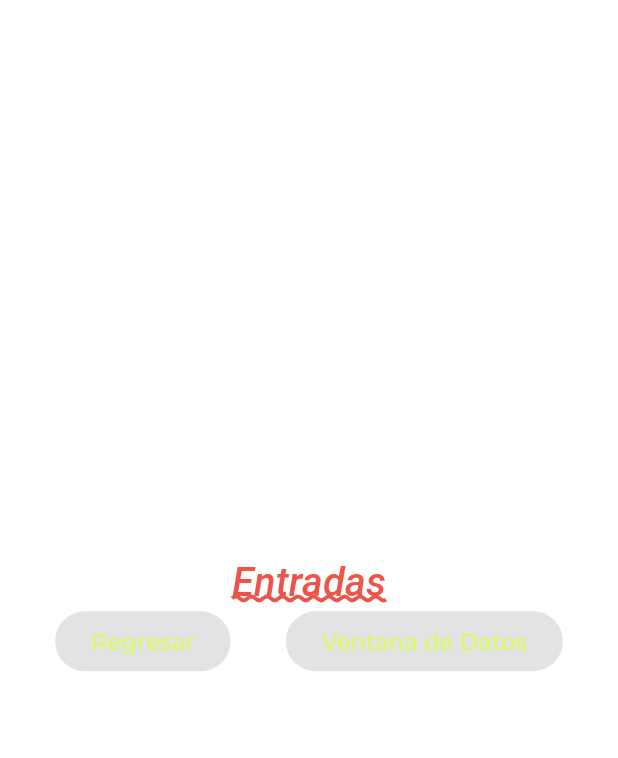
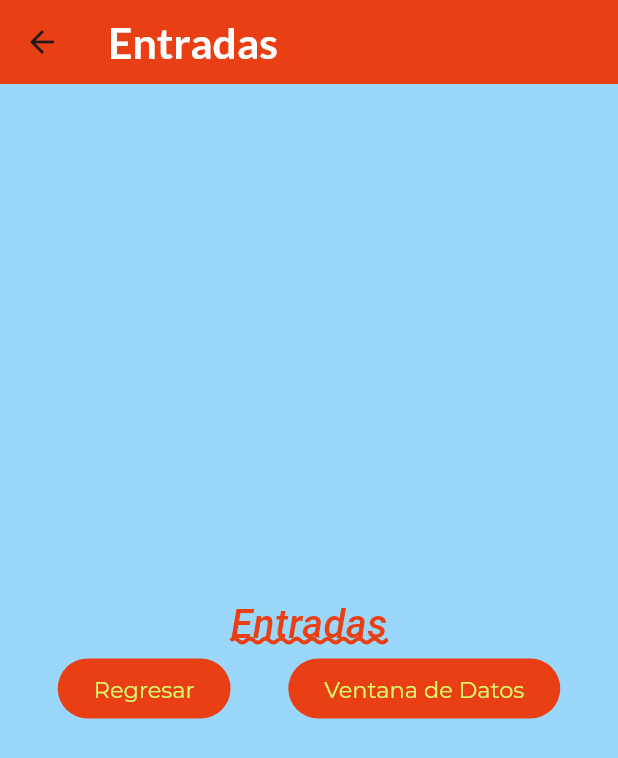
Before and after one commit to jersain28/componentes_flutter, a Flutter app: the screen it shows after launch, after a tap on "Entradas", on a phone screen of 412 x 824 dp. Shown: the top 758 px of the screen. Run offline on Flutter 3.47's test engine with Material 3 defaults, Android fonts, the phone set to English and light mode, and no system bars; our stand-ins replace google_fonts; Roboto replaces fonts that are missing (Acme).

Commit message:
Changing the AppTheme

```diff
--- a/lib/screens/home_screen.dart
+++ b/lib/screens/home_screen.dart
@@ -19,13 +19,19 @@ class HomeScreen extends StatelessWidget {
               'Entradas',
               //style: Theme.of(context).textTheme.headlineLarge
               style: AppTheme.lightTheme.textTheme.headlineLarge,
-              ),
+            ),
             subtitle: Text(
               'Introduciendo valores',
                style: AppTheme.lightTheme.textTheme.bodySmall,
-               ),
-            leading: const Icon(Icons.input),
-            trailing: const Icon(Icons.arrow_circle_right_rounded),
+            ),
+            leading: IconTheme(
+              data: AppTheme.lightTheme.iconTheme,
+              child: const Icon(Icons.input),
+            ),
+            trailing: IconTheme(
+              data: AppTheme.lightTheme.iconTheme,
+              child: const Icon(Icons.arrow_circle_right_rounded),
+            ),
             onTap: () {
               final ruta1 = MaterialPageRoute(builder: (context){
                 return const InputsScreen();
@@ -42,8 +48,14 @@ class HomeScreen extends StatelessWidget {
             subtitle: Text(
               'Lista con scroll infinito',
               style: AppTheme.lightTheme.textTheme.bodySmall,),
-            leading: const Icon(Icons.list),
-            trailing: const Icon(Icons.arrow_circle_right_rounded),
+            leading: IconTheme(
+              data: AppTheme.lightTheme.iconTheme,
+              child: const Icon(Icons.list),
+            ),
+            trailing: IconTheme(
+              data: AppTheme.lightTheme.iconTheme,
+              child: const Icon(Icons.arrow_circle_right_rounded),
+            ),
             onTap: () {
             final ruta2 = MaterialPageRoute(builder: (context){
                 return const InfiniteScrollScreen();
@@ -61,8 +73,14 @@ class HomeScreen extends StatelessWidget {
               'Mostrar una notificacion',
               style: AppTheme.lightTheme.textTheme.bodySmall,
               ),
-            leading: const Icon(Icons.notification_add),
-            trailing: const Icon(Icons.arrow_circle_right_rounded),
+            leading: IconTheme(
+              data: AppTheme.lightTheme.iconTheme,
+              child: const Icon(Icons.notification_add),
+            ),
+            trailing: IconTheme(
+              data: AppTheme.lightTheme.iconTheme,
+              child: const Icon(Icons.arrow_circle_right_rounded),
+            ),
             onTap: () {
               final ruta3 = MaterialPageRoute(builder: (context){
                 return const NotificationsScreen();
--- a/lib/screens/inputs_screen.dart
+++ b/lib/screens/inputs_screen.dart
@@ -11,7 +11,11 @@ class InputsScreen extends StatefulWidget {
 class _InputsScreenState extends State<InputsScreen> {
   @override
   Widget build(BuildContext context) {
-    return Column(
+    return Scaffold(
+      appBar: AppBar(
+        title: const Text('Entradas'),
+      ),
+      body: Column(
         mainAxisAlignment: MainAxisAlignment.center,
         children: [
           Text(
@@ -38,6 +42,7 @@ class _InputsScreenState extends State<InputsScreen> {
             ],
           ),
         ],
+      ),
     );
   }
 }
--- a/lib/theme/app_theme.dart
+++ b/lib/theme/app_theme.dart
@@ -4,7 +4,7 @@ import 'package:google_fonts/google_fonts.dart';
 
 class AppTheme{
   // Constante de color primaria
-  static const primaryColor = Color.fromARGB(255, 236, 85, 74);
+  static const primaryColor = Color.fromARGB(255, 233, 63, 21);
   // Constante de color secundario
   static const secondaryColor = Color.fromARGB(255, 217, 248, 108);
   // Constante de color de fondo
@@ -12,8 +12,32 @@ class AppTheme{
   // Constante de tema
   static final ThemeData lightTheme = ThemeData.light().copyWith(
     scaffoldBackgroundColor: backColor,
-    appBarTheme: const AppBarTheme(
-    color: primaryColor,
+    appBarTheme: AppBarTheme(
+      color: primaryColor,
+      titleTextStyle: GoogleFonts.lato(
+        color: Colors.white,
+        fontSize: 28.5,
+        fontWeight: FontWeight.bold,
+      ),
+    ),
+    iconTheme: const IconThemeData(
+      color: primaryColor,
+      size: 30.0,
+    ),
+    elevatedButtonTheme: ElevatedButtonThemeData(
+      style: ButtonStyle(
+        backgroundColor: MaterialStateProperty.all(
+          primaryColor,
+        ),
+        foregroundColor: MaterialStateProperty.all(
+          Colors.white,
+        ),
+        textStyle: MaterialStateProperty.all(
+          GoogleFonts.pacifico(
+            fontSize: 25.0,
+          )
+        ),
+      )
     ),
     textTheme: TextTheme(
       // Titulos muy grandes
```
Also changed, not shown: pubspec.lock. Lines whose indentation alone changed are shown as unchanged.
